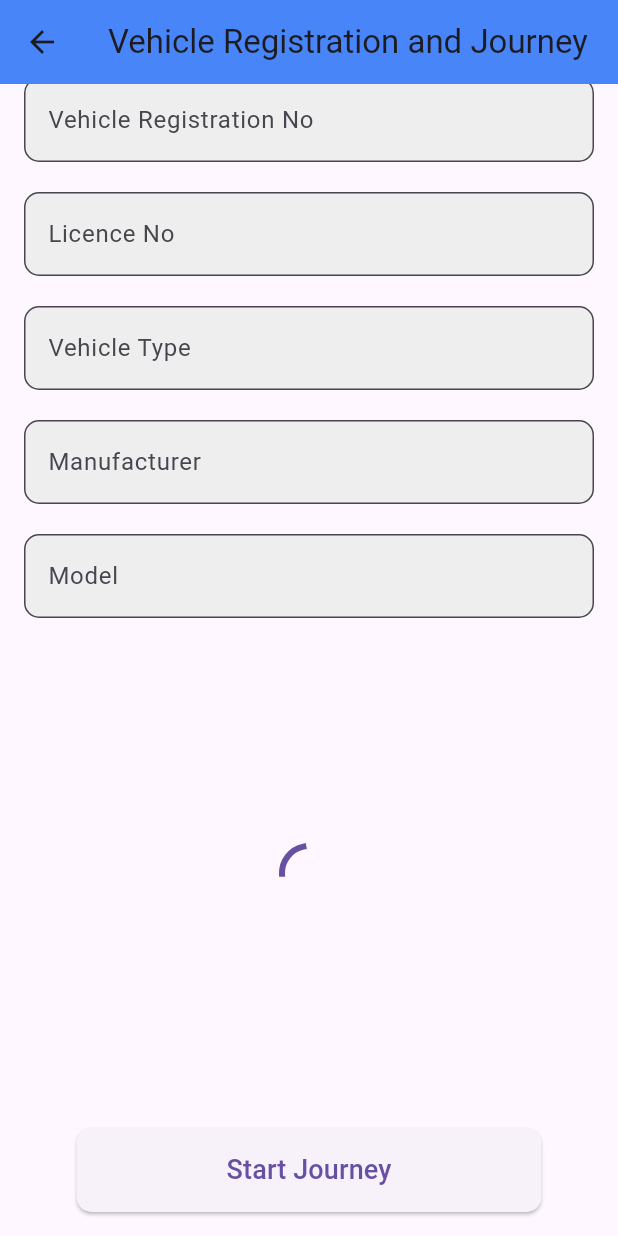
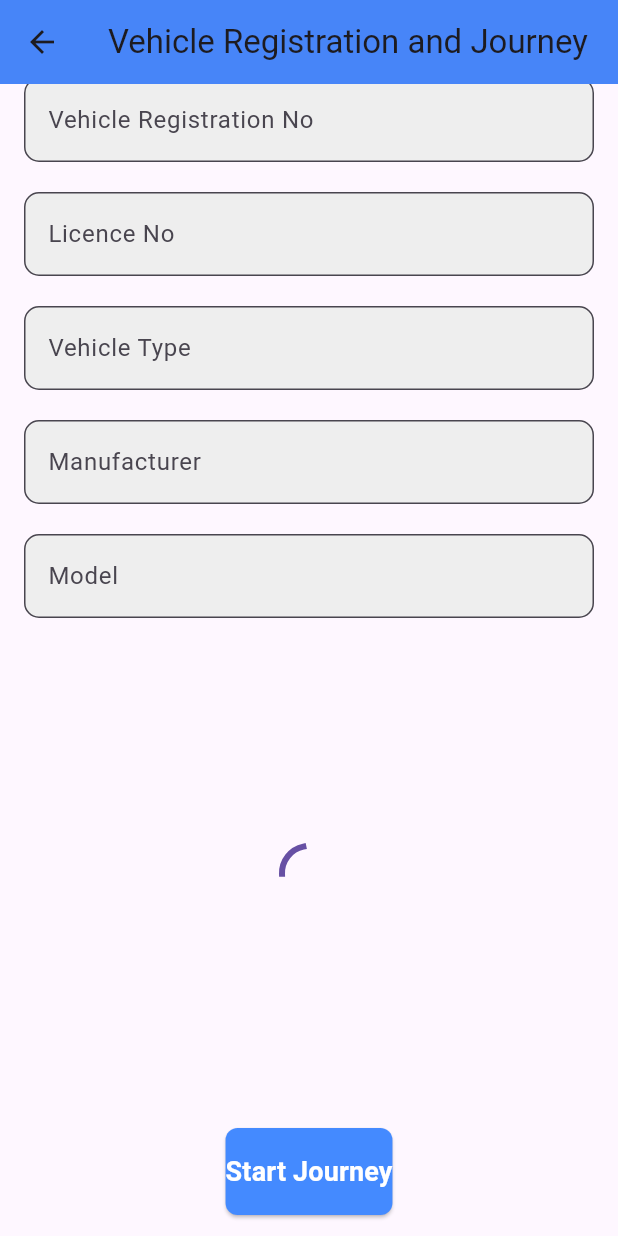
Before and after one commit to KaustubhLabade/Project_H, a Flutter app: the VehicleFormScreen screen opened by its route, scrolled down 96 dp, on a phone screen of 412 x 824 dp. Run offline on Flutter 3.47's test engine with Material 3 defaults, Android fonts, the phone set to English and light mode, and no system bars; our stand-ins replace geolocator, google_maps_flutter, image_picker.

Commit message:
Initial commit

```diff
--- a/lib/screens/login_screen.dart
+++ b/lib/screens/login_screen.dart
@@ -1,4 +1,6 @@
 import 'package:flutter/material.dart';
+import 'package:highwaypluss/widgets/custom_button.dart';
+
 
 class LoginScreen extends StatefulWidget {
   @override
@@ -92,6 +94,7 @@ class _LoginScreenState extends State<LoginScreen> {
                       style: TextStyle(fontSize: 18),
                     ),
                   ),
+
                 ],
               ),
             ),
--- a/lib/screens/vehicle_form_screen.dart
+++ b/lib/screens/vehicle_form_screen.dart
@@ -1,6 +1,8 @@
 import 'package:flutter/material.dart';
 import 'package:google_maps_flutter/google_maps_flutter.dart';
 import 'package:geolocator/geolocator.dart';
+import 'package:highwaypluss/widgets/custom_button.dart';
+import 'package:highwaypluss/widgets/form_field.dart'; // Import the custom widgets
 
 class VehicleFormScreen extends StatefulWidget {
   @override
@@ -65,18 +67,77 @@ class _VehicleFormScreenState extends State<VehicleFormScreen> {
           key: _formKey,
           child: Column(
             children: [
-              // Form fields for vehicle and owner details
-              _buildTextField('Owner Name', ownerNameController),
+              // Form fields for vehicle and owner details using CustomFormField
+              CustomFormField(
+                labelText: 'Owner Name',
+                controller: ownerNameController,
+                validator: (value) {
+                  if (value == null || value.isEmpty) {
+                    return 'Please enter owner name';
+                  }
+                  return null;
+                },
+              ),
               SizedBox(height: 20),
-              _buildTextField('Vehicle Registration No', vehicleRegNoController),
+
+              CustomFormField(
+                labelText: 'Vehicle Registration No',
+                controller: vehicleRegNoController,
+                validator: (value) {
+                  if (value == null || value.isEmpty) {
+                    return 'Please enter vehicle registration number';
+                  }
+                  return null;
+                },
+              ),
               SizedBox(height: 20),
-              _buildTextField('Licence No', licenceNoController),
+
+              CustomFormField(
+                labelText: 'Licence No',
+                controller: licenceNoController,
+                validator: (value) {
+                  if (value == null || value.isEmpty) {
+                    return 'Please enter licence number';
+                  }
+                  return null;
+                },
+              ),
               SizedBox(height: 20),
-              _buildTextField('Vehicle Type', vehicleTypeController),
+
+              CustomFormField(
+                labelText: 'Vehicle Type',
+                controller: vehicleTypeController,
+                validator: (value) {
+                  if (value == null || value.isEmpty) {
+                    return 'Please enter vehicle type';
+                  }
+                  return null;
+                },
+              ),
               SizedBox(height: 20),
-              _buildTextField('Manufacturer', manufacturerController),
+
+              CustomFormField(
+                labelText: 'Manufacturer',
+                controller: manufacturerController,
+                validator: (value) {
+                  if (value == null || value.isEmpty) {
+                    return 'Please enter manufacturer name';
+                  }
+                  return null;
+                },
+              ),
               SizedBox(height: 20),
-              _buildTextField('Model', modelController),
+
+              CustomFormField(
+                labelText: 'Model',
+                controller: modelController,
+                validator: (value) {
+                  if (value == null || value.isEmpty) {
+                    return 'Please enter model';
+                  }
+                  return null;
+                },
+              ),
               SizedBox(height: 20),
 
               // Google Maps Display
@@ -118,8 +179,10 @@ class _VehicleFormScreenState extends State<VehicleFormScreen> {
               )
                   : Container(),
 
-              // Start Journey Button
-              ElevatedButton(
+              // Custom Start Journey Button
+              CustomButton(
+                text: 'Start Journey',
+                color: Colors.blueAccent,
                 onPressed: () {
                   if (_selectedDestination != null) {
                     _calculateDistance();
@@ -129,13 +192,6 @@ class _VehicleFormScreenState extends State<VehicleFormScreen> {
                     );
                   }
                 },
-                style: ElevatedButton.styleFrom(
-                  padding: EdgeInsets.symmetric(vertical: 15, horizontal: 100),
-                  shape: RoundedRectangleBorder(
-                    borderRadius: BorderRadius.circular(10),
-                  ),
-                ),
-                child: Text('Start Journey', style: TextStyle(fontSize: 18)),
               ),
             ],
           ),
@@ -143,22 +199,4 @@ class _VehicleFormScreenState extends State<VehicleFormScreen> {
       ),
     );
   }
-
-  Widget _buildTextField(String label, TextEditingController controller) {
-    return TextFormField(
-      controller: controller,
-      decoration: InputDecoration(
-        labelText: label,
-        border: OutlineInputBorder(borderRadius: BorderRadius.circular(10)),
-        filled: true,
-        fillColor: Colors.grey[200],
-      ),
-      validator: (value) {
-        if (value == null || value.isEmpty) {
-          return 'Please enter $label';
-        }
-        return null;
-      },
-    );
-  }
 }
--- /dev/null
+++ b/lib/widgets/custom_button.dart
@@ -0,0 +1,42 @@
+import 'package:flutter/material.dart';
+
+class CustomButton extends StatelessWidget {
+  final String text;
+  final Color color;
+  final Color textColor;
+  final double fontSize;
+  final double borderRadius;
+  final VoidCallback onPressed;
+
+  // Constructor to accept customizable parameters
+  CustomButton({
+    required this.text,
+    required this.onPressed,
+    this.color = Colors.blue,
+    this.textColor = Colors.white,
+    this.fontSize = 18.0,
+    this.borderRadius = 8.0,
+  });
+
+  @override
+  Widget build(BuildContext context) {
+    return ElevatedButton(
+      onPressed: onPressed,
+      style: ElevatedButton.styleFrom(
+        padding: EdgeInsets.symmetric(vertical: 16),
+        shape: RoundedRectangleBorder(
+          borderRadius: BorderRadius.circular(borderRadius),
+        ),
+        backgroundColor: color, // Button background color
+      ),
+      child: Text(
+        text,
+        style: TextStyle(
+          fontSize: fontSize,
+          color: textColor,
+          fontWeight: FontWeight.bold,
+        ),
+      ),
+    );
+  }
+}
--- /dev/null
+++ b/lib/widgets/form_field.dart
@@ -0,0 +1,34 @@
+import 'package:flutter/material.dart';
+
+class CustomFormField extends StatelessWidget {
+  final String labelText;
+  final TextEditingController controller;
+  final bool isPassword;
+  final TextInputType keyboardType;
+  final String? Function(String?)? validator;
+
+  // Constructor to initialize the fields
+  CustomFormField({
+    required this.labelText,
+    required this.controller,
+    this.isPassword = false,
+    this.keyboardType = TextInputType.text,
+    this.validator,
+  });
+
+  @override
+  Widget build(BuildContext context) {
+    return TextFormField(
+      controller: controller,
+      obscureText: isPassword,  // If it's a password field, obscure the text
+      keyboardType: keyboardType,  // Keyboard type for the field
+      decoration: InputDecoration(
+        labelText: labelText,
+        border: OutlineInputBorder(borderRadius: BorderRadius.circular(10)),
+        filled: true,
+        fillColor: Colors.grey[200],
+      ),
+      validator: validator,  // Custom validation logic if passed
+    );
+  }
+}
--- a/pubspec.yaml
+++ b/pubspec.yaml
@@ -33,7 +33,7 @@ dependencies:
   image_picker: ^0.8.4+4
   google_maps_flutter: ^2.2.0  # Make sure to use the appropriate version for google_maps_flutter
   google_maps_flutter_web: ^0.5.8  # Update this to the latest compatible version# Latest stable version at the time
-  geolocation: ^9.0.2
+  geolocator: ^9.0.2
 
 
   # The following adds the Cupertino Icons font to your application.
```
Also changed, not shown: lib/widgets/image_picker_widget.dart (added, +69 -0 lines), lib/models/user_model.dart (added), lib/models/vehicle_model.dart (added), lib/providers/auth_provider.dart (added), lib/providers/vehicle_provider.dart (added), lib/services/auth_service.dart (added), lib/services/vehicle_service.dart (added), lib/utils/app_constants.dart (added), lib/utils/validators.dart (added), pubspec.lock, 3 other files.
